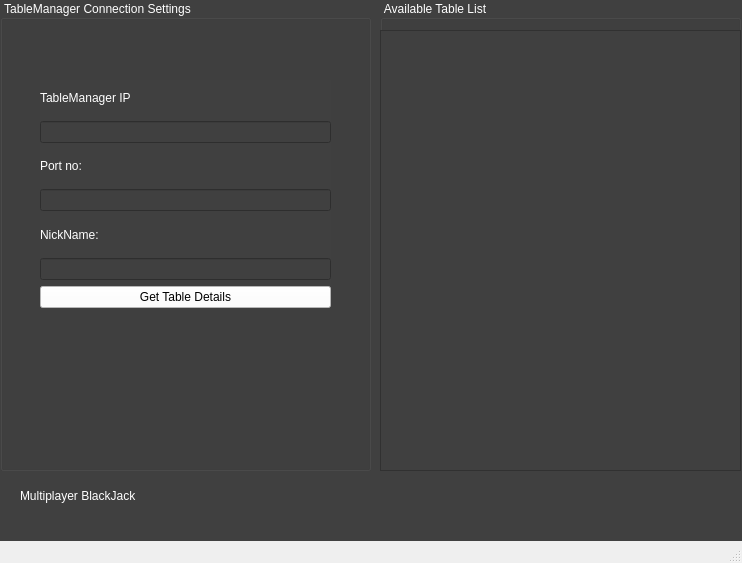
Old version of the form connectionwindow.ui in the repository vivekvpandya/BlackJack.
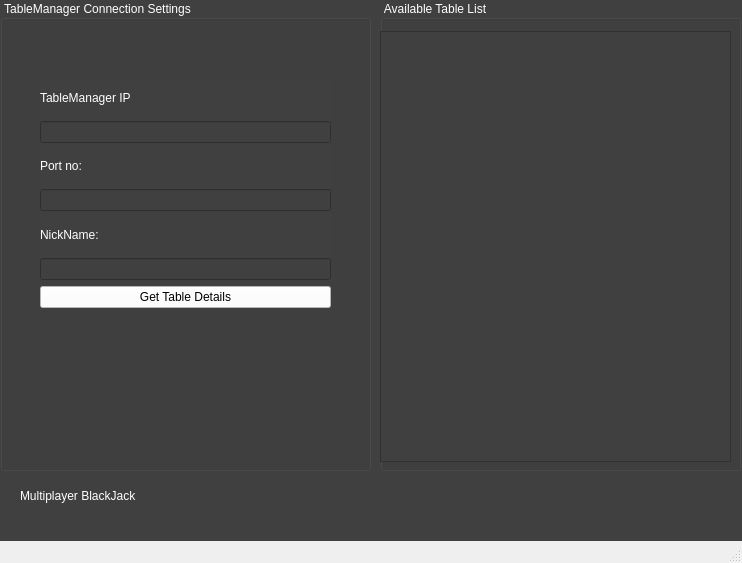
New version of the form.

Commit message: Table class added

Diff of the .ui file:
```diff
--- a/connectionwindow.ui
+++ b/connectionwindow.ui
@@ -112,13 +112,13 @@
     <property name="title">
      <string>Available Table List</string>
     </property>
-    <widget class="QListView" name="listView">
+    <widget class="QListWidget" name="tableListWidget">
      <property name="geometry">
       <rect>
        <x>0</x>
-       <y>30</y>
-       <width>361</width>
-       <height>441</height>
+       <y>31</y>
+       <width>351</width>
+       <height>431</height>
       </rect>
      </property>
      <property name="styleSheet">
```
Left out of the diff: 8 changed lines with no effect on the pictures. The commit also changes 7 other files.
